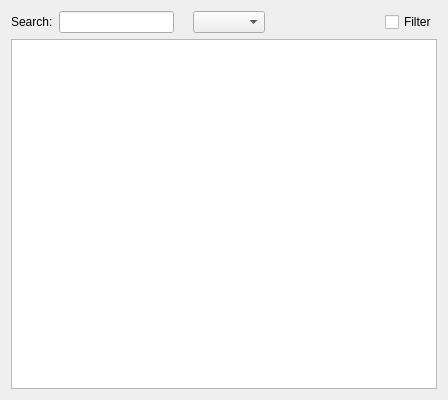
Qt form src/ui/dictionarywidget.ui (jablonkai/QDictionary) before a commit.
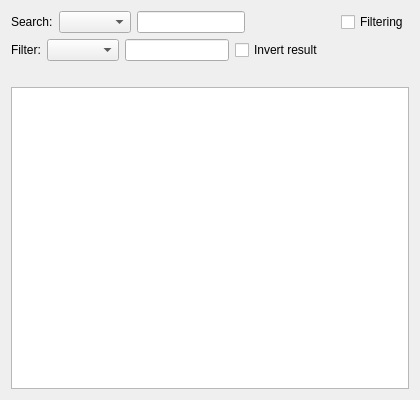
The same form after that commit. Icons and pictures are not drawn.

```diff
--- a/src/ui/dictionarywidget.ui
+++ b/src/ui/dictionarywidget.ui
@@ -5,7 +5,7 @@
    <rect>
     <x>0</x>
     <y>0</y>
-    <width>448</width>
+    <width>420</width>
     <height>400</height>
    </rect>
   </property>
@@ -22,22 +22,6 @@
        </property>
       </widget>
      </item>
-     <item>
-      <widget class="QLineEdit" name="lineEdit" />
-     </item>
-     <item>
-      <widget class="QLabel" name="clearButton" >
-       <property name="toolTip" >
-        <string>Clear text</string>
-       </property>
-       <property name="text" >
-        <string/>
-       </property>
-       <property name="pixmap" >
-        <pixmap resource="../resources/dictionarywidget.qrc" >:/new/prefix1/clear.png</pixmap>
-       </property>
-      </widget>
-     </item>
      <item>
       <widget class="QComboBox" name="comboBox" >
        <property name="sizeAdjustPolicy" >
@@ -45,6 +29,9 @@
        </property>
       </widget>
      </item>
+     <item>
+      <widget class="QLineEdit" name="lineEdit" />
+     </item>
      <item>
       <spacer>
        <property name="orientation" >
@@ -52,7 +39,7 @@
        </property>
        <property name="sizeHint" >
         <size>
-         <width>40</width>
+         <width>72</width>
          <height>20</height>
         </size>
        </property>
@@ -61,12 +48,62 @@
      <item>
       <widget class="QCheckBox" name="checkBox" >
        <property name="text" >
-        <string>Filter</string>
+        <string>Filtering</string>
        </property>
       </widget>
      </item>
     </layout>
    </item>
+   <item>
+    <layout class="QHBoxLayout" >
+     <item>
+      <widget class="QLabel" name="filterLabel" >
+       <property name="text" >
+        <string>Filter:</string>
+       </property>
+      </widget>
+     </item>
+     <item>
+      <widget class="QComboBox" name="filterComboBox" />
+     </item>
+     <item>
+      <widget class="QLineEdit" name="filterLineEdit" />
+     </item>
+     <item>
+      <widget class="QCheckBox" name="filterCheckBox" >
+       <property name="text" >
+        <string>Invert result</string>
+       </property>
+      </widget>
+     </item>
+     <item>
+      <spacer>
+       <property name="orientation" >
+        <enum>Qt::Horizontal</enum>
+       </property>
+       <property name="sizeHint" >
+        <size>
+         <width>88</width>
+         <height>20</height>
+        </size>
+       </property>
+      </spacer>
+     </item>
+    </layout>
+   </item>
+   <item>
+    <spacer>
+     <property name="orientation" >
+      <enum>Qt::Horizontal</enum>
+     </property>
+     <property name="sizeHint" >
+      <size>
+       <width>40</width>
+       <height>20</height>
+      </size>
+     </property>
+    </spacer>
+   </item>
    <item>
     <widget class="QTableView" name="tableView" >
      <property name="editTriggers" >
```
Left out of the diff: 2 changed lines with no effect on the pictures.
